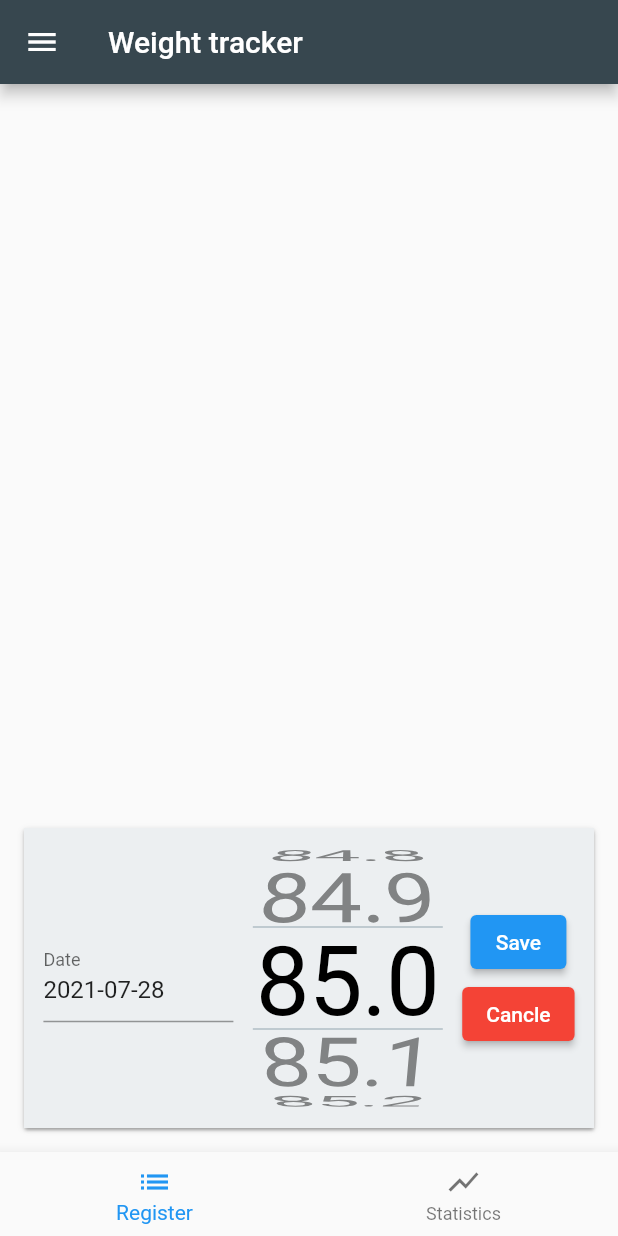
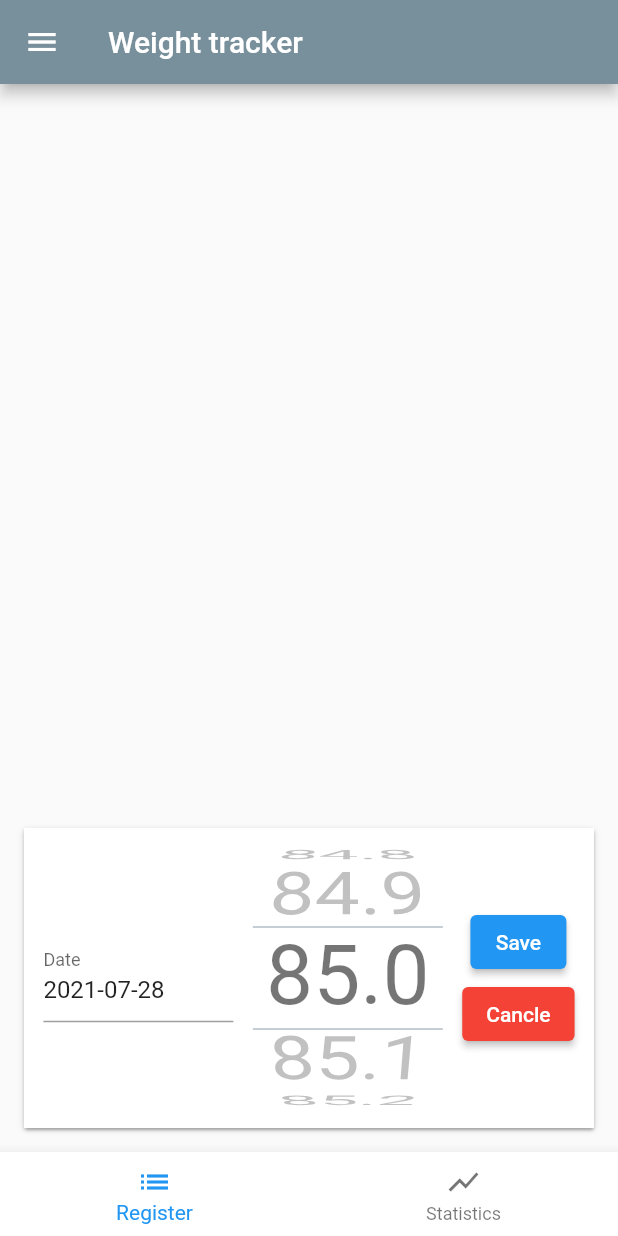
Before and after one commit to AadneEM/weight_tracking, a Flutter app: the screen it shows after launch, after a tap on the "add" icon, on a phone screen of 412 x 824 dp. Run offline on Flutter 3.47's test engine with Material 2 defaults, Android fonts, the phone set to English and light mode, and no system bars; our stand-ins replace get, get_storage.

Commit message:
Improved themes

```diff
--- a/lib/ui/pages/home.dart
+++ b/lib/ui/pages/home.dart
@@ -38,6 +38,7 @@ class _HomePageState extends State<HomePage> {
       body: getCurrentTab(),
       floatingActionButton: AddEntryFabCard(),
       bottomNavigationBar: BottomNavigationBar(
+        backgroundColor: Theme.of(context).cardColor,
         currentIndex: _selectedIndex,
         onTap: (int index) {
           setState(() {
--- a/lib/ui/themes/dark_theme.dart
+++ b/lib/ui/themes/dark_theme.dart
@@ -3,4 +3,8 @@ import 'package:flutter/material.dart';
 final darkTheme = ThemeData(
   brightness: Brightness.dark,
   primaryColor: Colors.blueGrey[800],
+  accentColor: Color(0xFF1EB980),
+  cardColor: Colors.blueGrey[700],
+  backgroundColor: Colors.blueGrey[900],
+  scaffoldBackgroundColor: Colors.blueGrey[900],
 );
--- a/lib/ui/themes/light_theme.dart
+++ b/lib/ui/themes/light_theme.dart
@@ -2,5 +2,6 @@ import 'package:flutter/material.dart';
 
 final lightTheme = ThemeData(
   brightness: Brightness.light,
-  primaryColor: Colors.blueGrey[800],
+  primaryColor: Colors.blueGrey[400],
+  accentColor: Color(0xFF1EB980)
 );
--- a/lib/ui/widgets/add_entry_fab_card.dart
+++ b/lib/ui/widgets/add_entry_fab_card.dart
@@ -125,9 +125,7 @@ class _AddEntryFabCardState extends State<AddEntryFabCard> {
         itemBuilder: (context, index) {
           return Text(
             '${index / 10}',
-            style: TextStyle(
-              fontSize: 64,
-            ),
+            style: Theme.of(context).textTheme.headline2
           );
         },
       ),
@@ -178,7 +176,7 @@ class _AddEntryFabCardState extends State<AddEntryFabCard> {
       constraints: BoxConstraints(minWidth: w, maxWidth: w, minHeight: h, maxHeight: h),
       duration: Duration(milliseconds: 300),
       decoration: BoxDecoration(
-        color: _cardIsOpen ? Colors.blueGrey[50] : Colors.blue,
+        color: _cardIsOpen ? Theme.of(context).cardColor : Theme.of(context).accentColor,
         boxShadow: kElevationToShadow[1],
         borderRadius: BorderRadius.all(Radius.circular(_cardIsOpen ? 0.0 : 50.0)),
       ),
```
